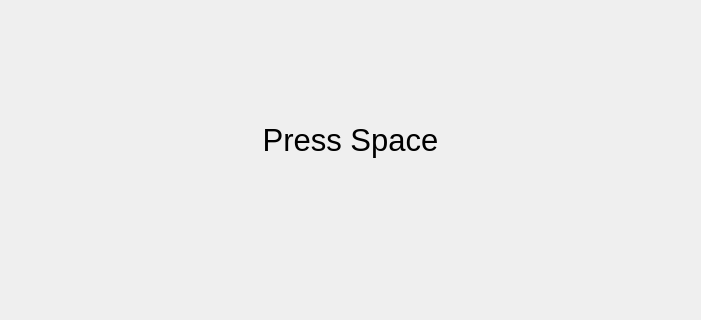
Before: the Qt Designer form skrb.ui in kinokam/myprojectgl, drawn with Qt 5; both pictures show x 190 to 891 and y 376 to 696 of the 1114 by 696 pixel window.
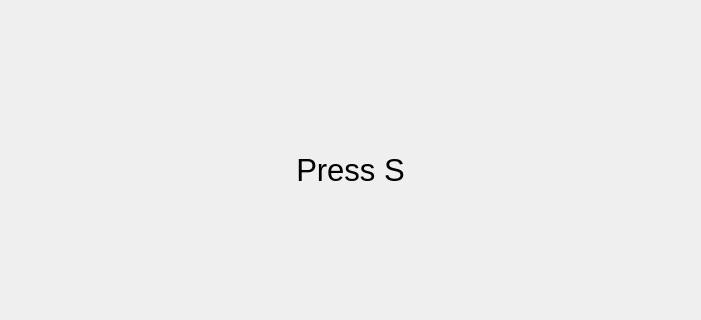
After: the same form once the commit is applied.

Commit message:
Проект Скрамбл "Скелет"
Одноразовая версия "скелет"
Улучшения будут позже
Надо автоматизировть замену нового скрамбла
Изменить нули в тамере

What changed in the file:
```diff
--- a/skrb.ui
+++ b/skrb.ui
@@ -65,10 +65,10 @@
    <widget class="QLabel" name="timer">
     <property name="geometry">
      <rect>
-      <x>140</x>
-      <y>400</y>
-      <width>801</width>
-      <height>231</height>
+      <x>270</x>
+      <y>460</y>
+      <width>541</width>
+      <height>171</height>
      </rect>
     </property>
     <property name="font">
@@ -77,7 +77,7 @@
      </font>
     </property>
     <property name="text">
-     <string>Press Space</string>
+     <string>Press S</string>
     </property>
     <property name="scaledContents">
      <bool>false</bool>
```
The commit also changes 1 other file.
